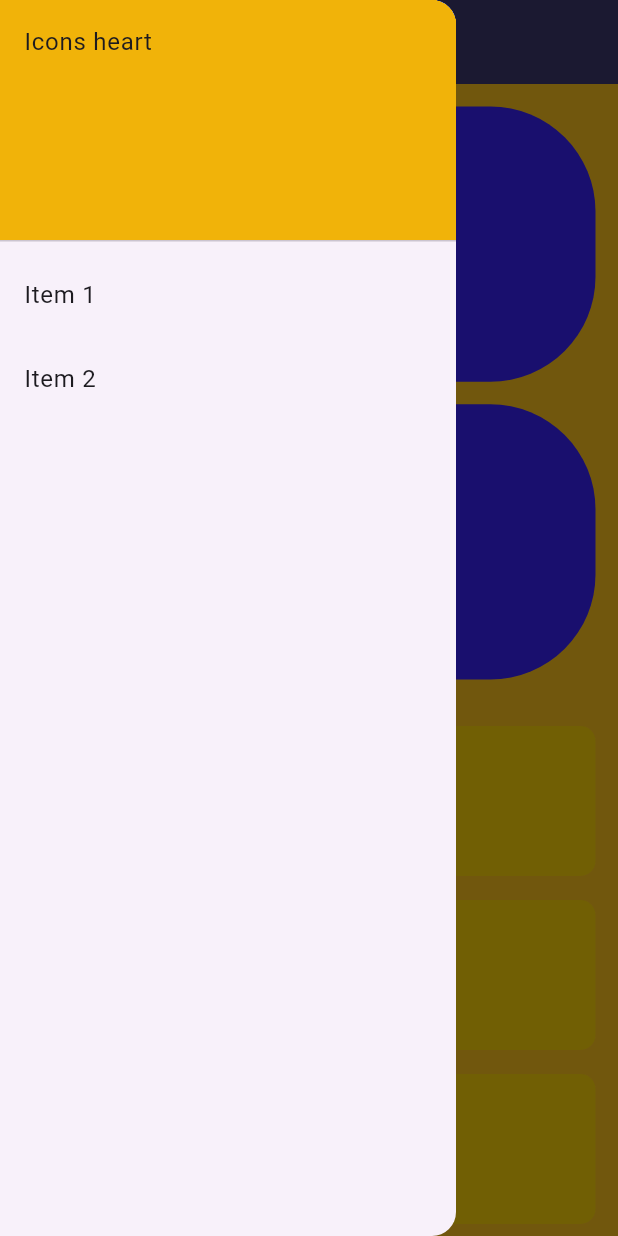
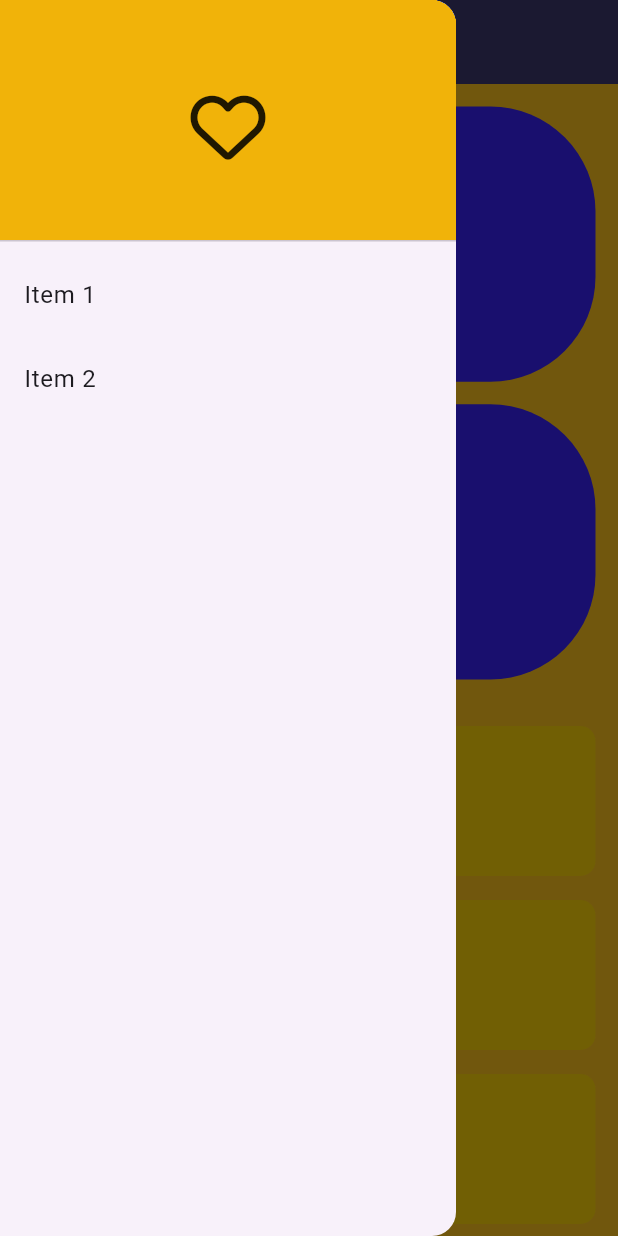
Before and after one commit to Devsaci/ts_sect3_responsive_desing, a Flutter app: the screen it shows after launch, with the side drawer open, on a phone screen of 412 x 824 dp. Run offline on Flutter 3.47's test engine with Material 3 defaults, Android fonts, the light colour scheme and no system bars; our stand-ins replace font_awesome_flutter.

Commit message:
Icon(FontAwesomeIcons.heart, size: 50),

```diff
--- a/lib/view/widgets/custom_drawer.dart
+++ b/lib/view/widgets/custom_drawer.dart
@@ -1,4 +1,5 @@
 import 'package:flutter/material.dart';
+import 'package:font_awesome_flutter/font_awesome_flutter.dart';
 
 class CostumDrawer extends StatelessWidget {
   const CostumDrawer({super.key});
@@ -12,7 +13,7 @@ class CostumDrawer extends StatelessWidget {
             decoration: BoxDecoration(
               color: Color.fromRGBO(241, 178, 5, 0.983),
             ),
-            child: Text('Icons heart'),
+            child: Icon(FontAwesomeIcons.heart, size: 50),
           ),
           ListTile(
             title: Text('Item 1'),
--- a/pubspec.yaml
+++ b/pubspec.yaml
@@ -32,6 +32,7 @@ dependencies:
   # The following adds the Cupertino Icons font to your application.
   # Use with the CupertinoIcons class for iOS style icons.
   cupertino_icons: ^1.0.6
+  font_awesome_flutter: ^10.7.0
   flutter:
     sdk: flutter
 
@@ -39,7 +40,7 @@ dev_dependencies:
   flutter_lints: ^3.0.0
   flutter_test:
     sdk: flutter
-  font_awesome_flutter: ^10.7.0
+
 
 # For information on the generic Dart part of this file, see the
 # following page: https://dart.dev/tools/pub/pubspec
```
Also changed, not shown: pubspec.lock.
